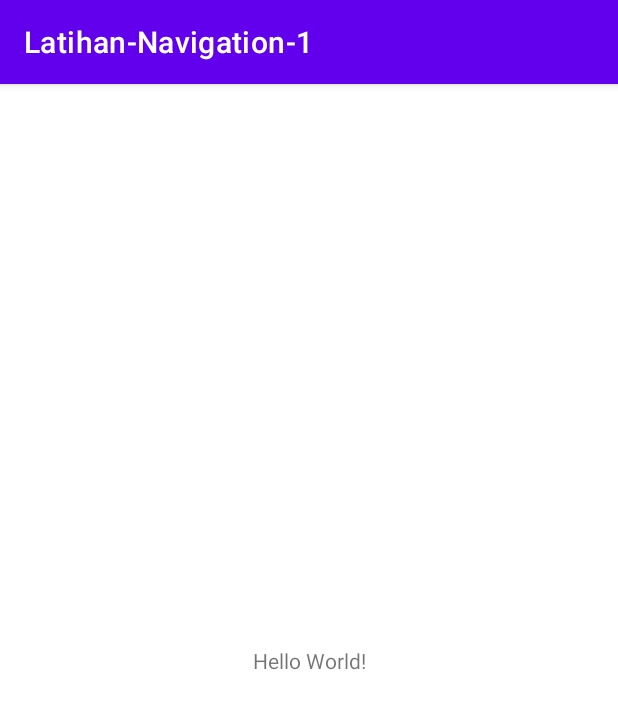
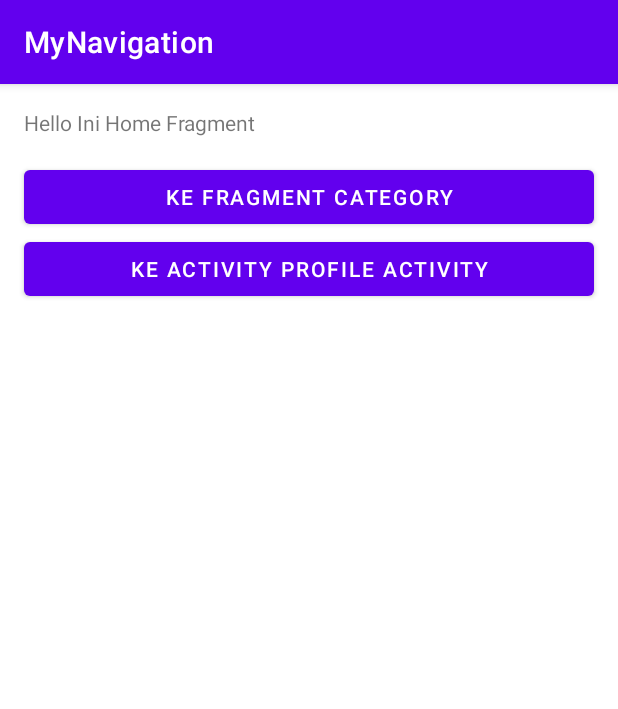
Before and after one commit to ubeann/Latihan-Navigation-1, an Android app: the screen it shows after launch (MainActivity), on a phone screen of 412 x 824 dp. Shown: the top 709 px of the screen. Run offline under Robolectric (Android 15) with nearby library versions, the phone set to English and light mode, and no system bars.

```diff
--- /dev/null
+++ b/app/src/main/java/com/dicoding/latihan_navigation_1/HomeFragment.kt
@@ -0,0 +1,41 @@
+package com.dicoding.latihan_navigation_1
+
+import android.os.Bundle
+import androidx.fragment.app.Fragment
+import android.view.LayoutInflater
+import android.view.View
+import android.view.ViewGroup
+import androidx.navigation.Navigation
+import androidx.navigation.findNavController
+import com.dicoding.latihan_navigation_1.databinding.FragmentHomeBinding
+
+class HomeFragment : Fragment() {
+    // Setup variable
+    private var _binding: FragmentHomeBinding? = null
+    private val binding get() = _binding!!
+
+    override fun onCreateView(
+        inflater: LayoutInflater, container: ViewGroup?,
+        savedInstanceState: Bundle?
+    ): View {
+        // Inflate the layout for this fragment
+        _binding = FragmentHomeBinding.inflate(inflater, container, false)
+        return binding.root
+    }
+
+    override fun onViewCreated(view: View, savedInstanceState: Bundle?) {
+        super.onViewCreated(view, savedInstanceState)
+
+        binding.btnCategory.setOnClickListener(
+            Navigation.createNavigateOnClickListener(R.id.action_homeFragment_to_categoryFragment)
+        )
+        binding.btnProfile.setOnClickListener { View ->
+            View.findNavController().navigate(R.id.action_homeFragment_to_profileActivity)
+        }
+    }
+
+    override fun onDestroy() {
+        super.onDestroy()
+        _binding = null
+    }
+}
--- /dev/null
+++ b/app/src/main/res/anim/slide_in_right.xml
@@ -0,0 +1,6 @@
+<?xml version="1.0" encoding="utf-8"?>
+<set xmlns:android="http://schemas.android.com/apk/res/android">
+    <translate android:fromXDelta="100%" android:toXDelta="0%"
+        android:fromYDelta="0%" android:toYDelta="0%"
+        android:duration="700"/>
+</set>
--- /dev/null
+++ b/app/src/main/res/anim/slide_out_left.xml
@@ -0,0 +1,6 @@
+<?xml version="1.0" encoding="utf-8"?>
+<set xmlns:android="http://schemas.android.com/apk/res/android">
+    <translate android:fromXDelta="0%" android:toXDelta="-100%"
+        android:fromYDelta="0%" android:toYDelta="0%"
+        android:duration="700"/>
+</set>
--- a/app/src/main/res/layout/activity_main.xml
+++ b/app/src/main/res/layout/activity_main.xml
@@ -1,18 +1,16 @@
 <?xml version="1.0" encoding="utf-8"?>
-<androidx.constraintlayout.widget.ConstraintLayout xmlns:android="http://schemas.android.com/apk/res/android"
+<RelativeLayout xmlns:android="http://schemas.android.com/apk/res/android"
     xmlns:app="http://schemas.android.com/apk/res-auto"
     xmlns:tools="http://schemas.android.com/tools"
     android:layout_width="match_parent"
     android:layout_height="match_parent"
     tools:context=".MainActivity">
 
-    <TextView
-        android:layout_width="wrap_content"
-        android:layout_height="wrap_content"
-        android:text="Hello World!"
-        app:layout_constraintBottom_toBottomOf="parent"
-        app:layout_constraintLeft_toLeftOf="parent"
-        app:layout_constraintRight_toRightOf="parent"
-        app:layout_constraintTop_toTopOf="parent" />
-
-</androidx.constraintlayout.widget.ConstraintLayout>
+    <androidx.fragment.app.FragmentContainerView
+        android:id="@+id/container"
+        android:name="androidx.navigation.fragment.NavHostFragment"
+        android:layout_width="match_parent"
+        android:layout_height="match_parent"
+        app:defaultNavHost="true"
+        app:navGraph="@navigation/main_navigation" />
+</RelativeLayout>
--- /dev/null
+++ b/app/src/main/res/layout/fragment_home.xml
@@ -0,0 +1,27 @@
+<?xml version="1.0" encoding="utf-8"?>
+<LinearLayout xmlns:android="http://schemas.android.com/apk/res/android"
+    xmlns:tools="http://schemas.android.com/tools"
+    android:layout_width="match_parent"
+    android:layout_height="match_parent"
+    android:orientation="vertical"
+    tools:context=".HomeFragment">
+    <TextView
+        android:layout_width="match_parent"
+        android:layout_height="wrap_content"
+        android:layout_margin="16dp"
+        android:text="@string/hello_home_fragment" />
+    <Button
+        android:id="@+id/btn_category"
+        android:layout_width="match_parent"
+        android:layout_height="wrap_content"
+        android:layout_marginLeft="16dp"
+        android:layout_marginRight="16dp"
+        android:text="@string/to_category" />
+    <Button
+        android:id="@+id/btn_profile"
+        android:layout_width="match_parent"
+        android:layout_height="wrap_content"
+        android:layout_marginLeft="16dp"
+        android:layout_marginRight="16dp"
+        android:text="@string/to_profile" />
+</LinearLayout>
--- /dev/null
+++ b/app/src/main/res/navigation/main_navigation.xml
@@ -0,0 +1,64 @@
+<?xml version="1.0" encoding="utf-8"?>
+<navigation xmlns:android="http://schemas.android.com/apk/res/android"
+    xmlns:app="http://schemas.android.com/apk/res-auto"
+    xmlns:tools="http://schemas.android.com/tools"
+    android:id="@+id/main_navigation"
+    app:startDestination="@id/homeFragment">
+
+    <fragment
+        android:id="@+id/homeFragment"
+        android:name="com.dicoding.latihan_navigation_1.HomeFragment"
+        android:label="fragment_home"
+        tools:layout="@layout/fragment_home" >
+        <action
+            android:id="@+id/action_homeFragment_to_categoryFragment"
+            app:destination="@id/categoryFragment" />
+        <action
+            android:id="@+id/action_homeFragment_to_profileActivity"
+            app:destination="@id/profileActivity"
+            app:enterAnim="@anim/slide_in_right"
+            app:exitAnim="@anim/slide_out_left"
+            app:launchSingleTop="true"/>
+    </fragment>
+    <fragment
+        android:id="@+id/categoryFragment"
+        android:name="com.dicoding.latihan_navigation_1.CategoryFragment"
+        android:label="fragment_category"
+        tools:layout="@layout/fragment_category" >
+        <action
+            android:id="@+id/action_categoryFragment_to_detailCategoryFragment"
+            app:destination="@id/detailCategoryFragment" />
+    </fragment>
+    <activity
+        android:id="@+id/profileActivity"
+        android:name="com.dicoding.latihan_navigation_1.ProfileActivity"
+        android:label="activity_profile"
+        tools:layout="@layout/activity_profile">
+        <deepLink
+            android:id="@+id/deepLink"
+            app:uri="https://www.dicoding.com/profile" />
+    </activity>
+    <fragment
+        android:id="@+id/detailCategoryFragment"
+        android:name="com.dicoding.latihan_navigation_1.DetailCategoryFragment"
+        android:label="fragment_detail_category"
+        tools:layout="@layout/fragment_detail_category">
+        <argument
+            android:name="name"
+            android:defaultValue="default name"
+            app:argType="string" />
+        <argument
+            android:name="stock"
+            android:defaultValue="0L"
+            app:argType="long" />
+        <deepLink
+            android:id="@+id/deepLink2"
+            app:uri="https://www.dicoding.com/detail/{name}" />
+        <action
+            android:id="@+id/action_detailCategoryFragment_to_homeFragment"
+            app:destination="@id/homeFragment"
+            app:launchSingleTop="true"
+            app:popUpTo="@id/homeFragment"
+            app:popUpToInclusive="true" />
+    </fragment>
+</navigation>
--- /dev/null
+++ b/app/src/main/res/xml/backup_descriptor.xml
@@ -0,0 +1,4 @@
+<?xml version="1.0" encoding="utf-8"?>
+<full-backup-content>
+    <!-- Exclude specific shared preferences that contain GCM registration Id -->
+</full-backup-content>
--- a/build.gradle
+++ b/build.gradle
@@ -7,6 +7,7 @@ buildscript {
     dependencies {
         classpath "com.android.tools.build:gradle:7.0.3"
         classpath "org.jetbrains.kotlin:kotlin-gradle-plugin:1.6.0"
+        classpath "androidx.navigation:navigation-safe-args-gradle-plugin:2.3.5"
 
         // NOTE: Do not place your application dependencies here; they belong
         // in the individual module build.gradle files
```
Also changed, not shown: app/build.gradle (+11 -1 lines), app/src/main/AndroidManifest.xml (+6 -1 lines), app/src/main/java/com/dicoding/latihan_navigation_1/CategoryFragment.kt (added, +40 -0 lines), app/src/main/java/com/dicoding/latihan_navigation_1/DetailCategoryFragment.kt (added, +43 -0 lines), app/src/main/java/com/dicoding/latihan_navigation_1/ProfileActivity.kt (added, +11 -0 lines), app/src/main/res/layout/activity_profile.xml (added, +13 -0 lines), app/src/main/res/layout/fragment_category.xml (added, +21 -0 lines), app/src/main/res/layout/fragment_detail_category.xml (added, +28 -0 lines), app/src/main/res/values/strings.xml (+12 -1 lines).
